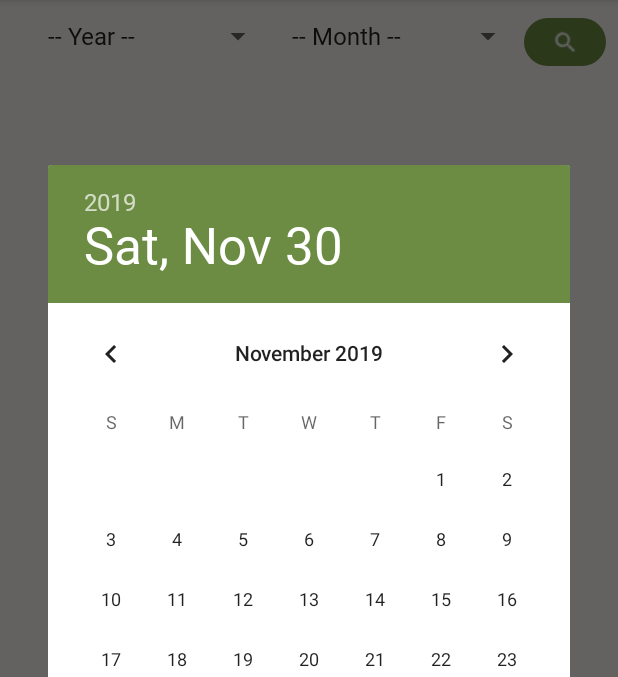
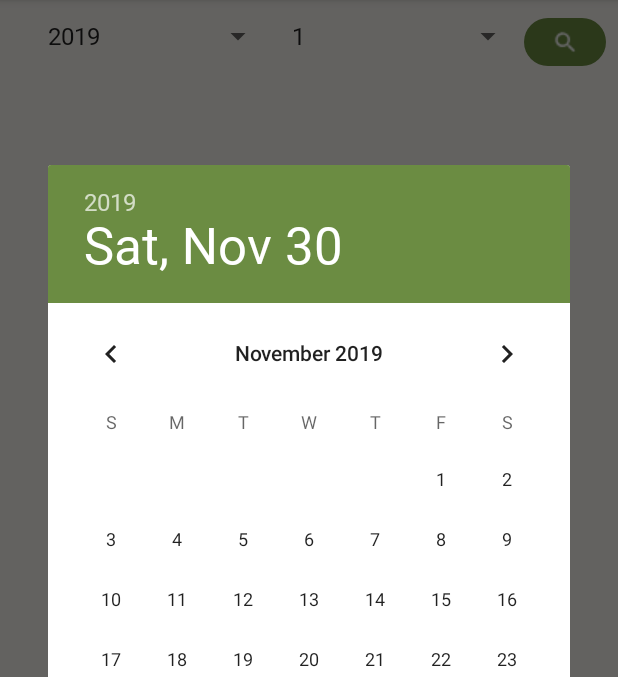
Before and after one commit to a-rinchan/Health, an Android app: the screen it shows after launch (MainActivity), after a tap on "＋ 記録するよ", on a phone screen of 412 x 824 dp, the part 84-761 px from its top. Run offline under Robolectric (Android 15) with nearby library versions, the phone set to English and light mode, and no system bars; libraries missing offline, so code that uses them is left out: io.realm; 7 statements that could not run were skipped.

Commit message:
Spinnerの値取得と値に合わせた表示の実装

```diff
--- a/app/src/main/java/com/a_rin/health/MainActivity.kt
+++ b/app/src/main/java/com/a_rin/health/MainActivity.kt
@@ -5,16 +5,20 @@ import android.content.Intent
 import androidx.appcompat.app.AppCompatActivity
 import android.os.Bundle
 import android.util.Log
-import android.widget.Adapter
+import android.view.View
+import android.widget.AdapterView
 import android.widget.ArrayAdapter
-import android.widget.Spinner
 import androidx.recyclerview.widget.GridLayoutManager
 import io.realm.Realm
-import io.realm.RealmResults
 import kotlinx.android.synthetic.main.activity_main.*
 import java.util.*
 
+
 class MainActivity : AppCompatActivity() {
+
+    //spinnerの初期値
+    var spinnerYear : Int? = null
+    var spinnerMonth : Int? = null
 
     private var realm : Realm ?= null
     lateinit var calendar : Calendar
@@ -23,21 +27,20 @@ class MainActivity : AppCompatActivity() {
         super.onCreate(savedInstanceState)
         setContentView(R.layout.activity_main)
 
-        realm = Realm.getDefaultInstance()
-        val realmResults = realm?.where(ItemData::class.java)?.findAll()
-
-        recyclerView.layoutManager = GridLayoutManager(this, 4)
-        recyclerView.adapter = realmResults?.let { RecyclerViewAdapter(this, it, autoUpdate = true) }
-
         calendar = Calendar.getInstance()
         val day = calendar.get(Calendar.DAY_OF_MONTH)
         val month = calendar.get(Calendar.MONTH)
         val year = calendar.get(Calendar.YEAR)
 
+        realm = Realm.getDefaultInstance()
+        var realmResults = realm?.where(ItemData::class.java)?.equalTo("year", year)?.equalTo("month", month + 1)?.findAll()
+        realmResults = realmResults?.sort("day")
+
+        recyclerView.layoutManager = GridLayoutManager(this, 4)
+        recyclerView.adapter = realmResults?.let { RecyclerViewAdapter(this, it, autoUpdate = true) }
+
         //新規記録 ダイアログ
         inputButton.setOnClickListener {
-
-            Log.d("月日", year.toString() + month.toString() + day.toString())
 
             var dialog  : DatePickerDialog = DatePickerDialog(this,
                 DatePickerDialog.OnDateSetListener { view, mYear, mMonth, mDay ->
@@ -56,9 +59,43 @@ class MainActivity : AppCompatActivity() {
 
         }
 
-        //検索スピナーの設置
-        val yearSpinner : Spinner = findViewById(R.id.yearSpinner)
-        val monthSpinner : Spinner = findViewById(R.id.monthSpinner)
+        //spinnerの設置
+        spinner()
+
+        yearSpinner.setOnItemSelectedListener (object : AdapterView.OnItemSelectedListener {
+            override fun onNothingSelected(parent: AdapterView<*>?) {
+
+            }
+
+            override fun onItemSelected(parent: AdapterView<*>?, view: View?, position: Int, id: Long) {
+                val spinner = parent
+                spinnerYear = spinner?.selectedItem.toString().toInt()
+            }
+
+        })
+
+        monthSpinner.setOnItemSelectedListener (object : AdapterView.OnItemSelectedListener {
+            override fun onNothingSelected(parent: AdapterView<*>?) {
+
+            }
+
+            override fun onItemSelected(parent: AdapterView<*>?, view: View?, position: Int, id: Long) {
+                val spinner = parent
+                spinnerMonth = spinner?.selectedItem.toString().toInt()
+            }
+        })
+
+        //検索ボタン押した時
+        searchButton.setOnClickListener {
+            realmResults = realm?.where(ItemData::class.java)?.equalTo("year", spinnerYear)?.equalTo("month", spinnerMonth)?.findAll()
+            realmResults = realmResults?.sort("day")
+            recyclerView.layoutManager = GridLayoutManager(this, 4)
+            recyclerView.adapter = realmResults?.let { RecyclerViewAdapter(this, it, autoUpdate = true) }
+
+        }
+    }
+
+    fun spinner() {
 
         ArrayAdapter.createFromResource(this, R.array.year_array, android.R.layout.simple_spinner_item)
             .also { adapter ->
@@ -71,7 +108,9 @@ class MainActivity : AppCompatActivity() {
                 adapter.setDropDownViewResource(android.R.layout.simple_spinner_dropdown_item)
                 monthSpinner.adapter = adapter
             }
+
     }
+
 
     override fun onDestroy() {
         super.onDestroy()
--- a/app/src/main/java/com/a_rin/health/SplashActivity.kt
+++ b/app/src/main/java/com/a_rin/health/SplashActivity.kt
@@ -22,11 +22,9 @@ class SplashActivity : AppCompatActivity() {
 
     internal inner class splashHandler : Runnable {
         override fun run() {
-            // スプラッシュ完了後に実行するActivityを指定します。
             val intent = Intent(application, MainActivity::class.java)
             startActivity(intent)
             overridePendingTransition(android.R.anim.fade_in, android.R.anim.fade_out)
-            // SplashActivityを終了させます。
             this@SplashActivity.finish()
         }
     }
--- a/app/src/main/res/layout/activity_main.xml
+++ b/app/src/main/res/layout/activity_main.xml
@@ -37,7 +37,7 @@
             android:paddingRight="8dp" />
 
         <ImageButton
-            android:id="@+id/serchButton"
+            android:id="@+id/searchButton"
             android:layout_width="match_parent"
             android:layout_height="32dp"
             android:layout_weight="1.5"
--- a/app/src/main/res/values/spinner.xml
+++ b/app/src/main/res/values/spinner.xml
@@ -1,7 +1,6 @@
 <?xml version="1.0" encoding="utf-8"?>
 <resources>
     <string-array name="year_array">
-        <item>-- Year --</item>
         <item>2019</item>
         <item>2020</item>
         <item>2021</item>
@@ -11,7 +10,6 @@
     </string-array>
 
     <string-array name="month_array">
-        <item>-- Month --</item>
         <item>1</item>
         <item>2</item>
         <item>3</item>
```
Also changed, not shown: app/src/main/res/layout/activity_input.xml (+8 -4 lines), app/src/main/res/drawable/fitness_icon.png (added), app/src/main/res/drawable/lucky_icon.png (added), app/src/main/res/drawable/satiety_icon.png (added), app/src/main/res/drawable/sleep_icon.png (added).
